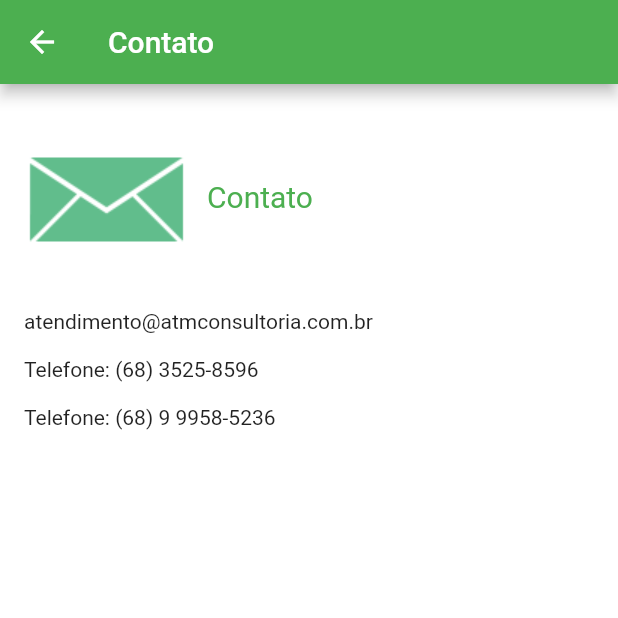
After one commit to micheleascoli/curso-flutter, a Flutter app: the TelaContato screen opened directly, on a phone screen of 412 x 824 dp, the top half of it. The commit adds this screen. Run offline on Flutter 3.47's test engine with Material 2 defaults, Android fonts, the phone set to English and light mode, and no system bars; missing offline and left inert: dart:ffi.

Commit message:
montagem dos layouts das telas

```diff
--- /dev/null
+++ b/app_atm_consultoria/lib/TelaContato.dart
@@ -0,0 +1,61 @@
+import 'package:flutter/material.dart';
+
+class TelaContato extends StatefulWidget {
+  const TelaContato({Key? key}) : super(key: key);
+
+  @override
+  State<TelaContato> createState() => _TelaContatoState();
+}
+
+class _TelaContatoState extends State<TelaContato> {
+  @override
+  Widget build(BuildContext context) {
+    return Scaffold(
+        backgroundColor: Colors.white,
+        appBar: AppBar(
+          title: Text("Contato"),
+          backgroundColor: Colors.green,
+        ),
+        body: SingleChildScrollView(
+          child: Container(
+            padding: EdgeInsets.all(16),
+            child: Column(
+              crossAxisAlignment: CrossAxisAlignment.start,
+              children: [
+                Row(
+                  children: [
+                    Image.asset("images/detalhe_contato.png"),
+                    Padding(
+                      padding: EdgeInsets.only(left: 10),
+                      child: Text(
+                        "Contato",
+                        style: TextStyle(color: Colors.green, fontSize: 20),
+                      ),
+                    )
+                  ],
+                ),
+                Padding(
+                  padding: EdgeInsets.only(top: 16),
+                  child:  Text(
+                      "atendimento@atmconsultoria.com.br"
+                  ),
+                ),
+                Padding(
+                  padding: EdgeInsets.only(top: 16),
+                  child:  Text(
+                      "Telefone: (68) 3525-8596"
+                  ),
+                ),
+                Padding(
+                  padding: EdgeInsets.only(top: 16),
+                  child:  Text(
+                      "Telefone: (68) 9 9958-5236"
+                  ),
+                )
+              ],
+            ),
+          ),
+        )
+    );
+  }
+}
```
Also changed, not shown: app_atm_consultoria/lib/Home.dart (+31 -5 lines), app_atm_consultoria/lib/TelaCliente.dart (added, +55 -0 lines), app_atm_consultoria/lib/TelaEmpresa.dart (added, +50 -0 lines), app_atm_consultoria/lib/TelaServico.dart (added, +61 -0 lines).
